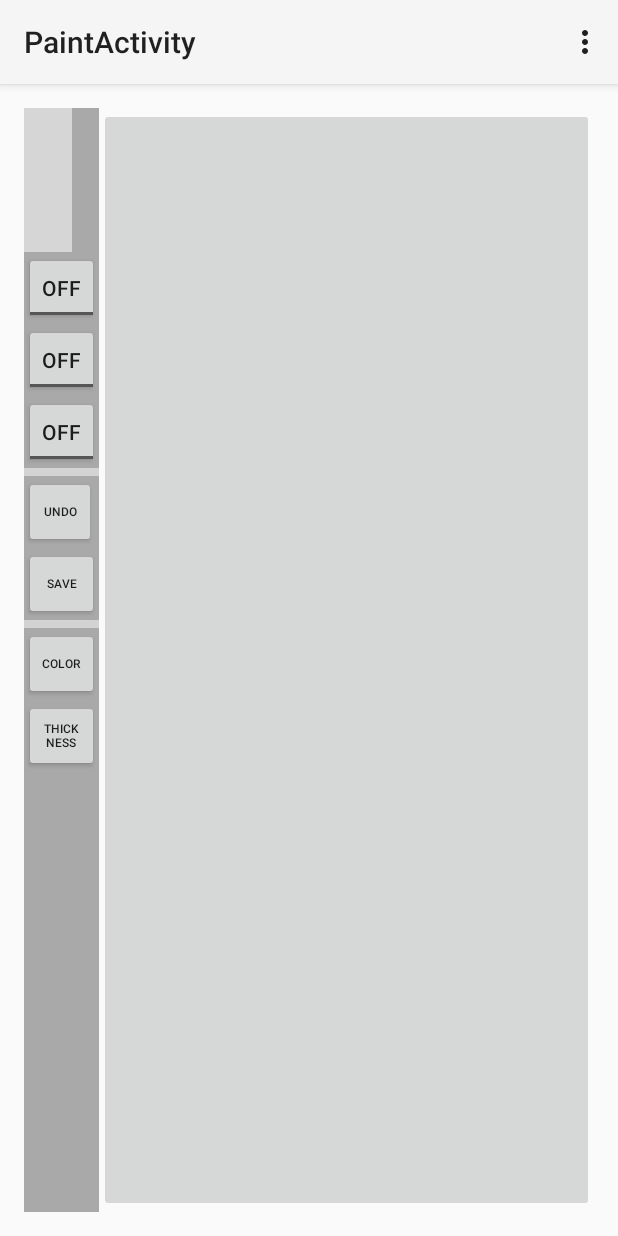
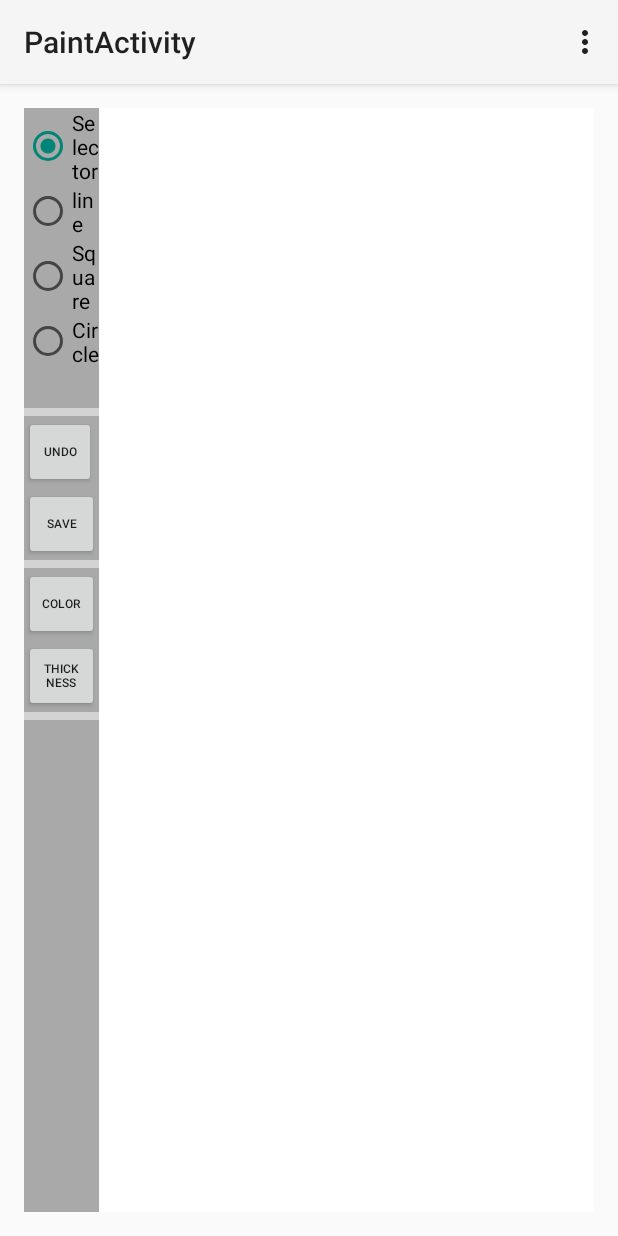
Before and after one commit to CSCI-4020/ProjectPaint, an Android app: the PaintActivity screen opened directly, with no data from a screen before it, on a phone screen of 412 x 824 dp. Run offline under Robolectric (Android 15) with nearby library versions, the phone set to English and light mode, and no system bars; grey boxes are pictures that could not be loaded.

Commit message:
Paint Widgets added

```diff
--- /dev/null
+++ b/app/src/main/java/edu/apsu/csci/projectpaint/PaintView.java
@@ -0,0 +1,47 @@
+package edu.apsu.csci.projectpaint;
+
+import android.content.Context;
+import android.graphics.Canvas;
+import android.graphics.Color;
+import android.graphics.Paint;
+import android.util.AttributeSet;
+import android.view.View;
+
+/**
+ * Created by Frank on 4/1/2016.
+ */
+public class PaintView extends View {
+
+    private Paint backgroundPaint;
+
+    public PaintView(Context context){
+        super(context);
+        setup(null);
+    }
+
+   public PaintView(Context context,AttributeSet attr){
+       super(context,attr);
+       setup(attr);
+
+   }
+
+    public PaintView(Context context,AttributeSet attr,int defStyleAttr){
+        super(context, attr, defStyleAttr);
+        setup(attr);
+
+    }
+
+    private void setup(AttributeSet attr){
+        backgroundPaint = new Paint();
+        backgroundPaint.setColor(Color.WHITE);
+        backgroundPaint.setStyle(Paint.Style.FILL);
+
+    }
+
+    @Override
+    protected void onDraw(Canvas canvas) {
+        super.onDraw(canvas);
+
+        canvas.drawPaint(backgroundPaint);
+    }
+}
--- a/app/src/main/res/layout/activity_paint.xml
+++ b/app/src/main/res/layout/activity_paint.xml
@@ -1,130 +1,149 @@
 <RelativeLayout xmlns:android="http://schemas.android.com/apk/res/android"
-    xmlns:tools="http://schemas.android.com/tools" android:layout_width="match_parent"
-    android:layout_height="match_parent" android:paddingLeft="@dimen/activity_horizontal_margin"
+    xmlns:tools="http://schemas.android.com/tools"
+    android:id="@+id/relativelayout"
+    android:layout_width="match_parent"
+    android:layout_height="match_parent"
+    android:paddingBottom="@dimen/activity_vertical_margin"
+    android:paddingLeft="@dimen/activity_horizontal_margin"
     android:paddingRight="@dimen/activity_horizontal_margin"
     android:paddingTop="@dimen/activity_vertical_margin"
-    android:paddingBottom="@dimen/activity_vertical_margin"
-    tools:context="edu.apsu.csci.projectpaint.PaintActivity"
-    android:id="@+id/relativelayout">
+    tools:context="edu.apsu.csci.projectpaint.PaintActivity">
 
     <View
+        android:id="@+id/view"
         android:layout_width="50dp"
         android:layout_height="fill_parent"
-        android:background="#A9A9A9"
+        android:layout_alignParentStart="true"
         android:layout_alignParentTop="true"
-        android:layout_alignParentStart="true"
-        android:id="@+id/view" />
+        android:background="#A9A9A9" />
+
+    <RadioGroup
+        android:id="@+id/radioGroup"
+        android:layout_width="50dp"
+        android:layout_height="200dp">
+
 
         <RadioButton
+            android:id="@+id/selector_toggleButton"
             android:layout_width="wrap_content"
             android:layout_height="wrap_content"
-        android:text=""
-        android:id="@+id/selector_toggleButton"
+            android:layout_alignEnd="@+id/view"
+            android:layout_alignParentStart="true"
+            android:layout_alignParentTop="true"
             android:checked="true"
-        android:button="@android:color/transparent"
-        android:background="@drawable/selector"
-        android:layout_alignParentTop="true"
-        android:layout_alignEnd="@+id/undo_button"
-        android:layout_marginEnd="16dp" />
+            android:text="Selector" />
 
-    <ToggleButton
+        <RadioButton
+            android:id="@+id/line_toggleButton"
             android:layout_width="wrap_content"
             android:layout_height="wrap_content"
-        android:text="line"
-        android:id="@+id/line_toggleButton"
+            android:layout_alignEnd="@+id/view"
+            android:layout_alignParentStart="true"
             android:layout_below="@+id/selector_toggleButton"
-        android:layout_alignParentStart="true"
-        android:layout_alignEnd="@+id/view"
-        android:checked="false" />
+            android:checked="false"
+            android:text="line" />
 
-    <ToggleButton
+        <RadioButton
+            android:id="@+id/square_toggleButton"
             android:layout_width="wrap_content"
             android:layout_height="wrap_content"
-        android:text="Square"
-        android:id="@+id/square_toggleButton"
+            android:layout_alignEnd="@+id/view"
+            android:layout_alignParentStart="true"
             android:layout_below="@+id/line_toggleButton"
-        android:layout_alignParentStart="true"
-        android:layout_alignEnd="@+id/view"
-        android:checked="false" />
+            android:checked="false"
+            android:text="Square" />
 
-    <ToggleButton
+        <RadioButton
+            android:id="@+id/circle_toggleButton"
             android:layout_width="wrap_content"
             android:layout_height="wrap_content"
-        android:text="Circle"
-        android:id="@+id/circle_toggleButton"
+            android:layout_alignEnd="@+id/view"
+            android:layout_alignParentStart="true"
             android:layout_below="@+id/square_toggleButton"
-        android:layout_alignParentStart="true"
-        android:layout_alignEnd="@+id/view"
-        android:checked="false" />
+            android:checked="false"
+            android:text="Circle" />
+    </RadioGroup>
 
     <View
+        android:id="@+id/view2"
         android:layout_width="50dp"
         android:layout_height="5dp"
-        android:background="#D3D3D3"
 
-        android:layout_below="@+id/circle_toggleButton"
         android:layout_alignEnd="@+id/view"
-        android:id="@+id/view2" />
+        android:layout_below="@+id/radioGroup"
+        android:background="#D3D3D3" />
 
     <Button
+        android:id="@+id/undo_button"
         style="?android:attr/buttonStyleSmall"
         android:layout_width="wrap_content"
         android:layout_height="wrap_content"
+        android:layout_alignParentStart="true"
+        android:layout_below="@+id/view2"
         android:text="Undo"
-        android:id="@+id/undo_button"
-        android:textSize="8dp"
-        android:layout_below="@+id/view2"
-        android:layout_alignParentStart="true" />
+        android:textSize="8dp" />
 
     <Button
+        android:id="@+id/save_button"
         style="?android:attr/buttonStyleSmall"
         android:layout_width="wrap_content"
         android:layout_height="wrap_content"
+        android:layout_alignEnd="@+id/view"
+        android:layout_alignParentStart="true"
+        android:layout_below="@+id/undo_button"
         android:text="SAVE"
-        android:id="@+id/save_button"
-        android:layout_below="@+id/undo_button"
-        android:layout_alignParentStart="true"
-        android:layout_alignEnd="@+id/view"
         android:textSize="8dp" />
+
     <View
+        android:id="@+id/view3"
         android:layout_width="50dp"
         android:layout_height="5dp"
-        android:background="#D3D3D3"
 
 
-        android:id="@+id/view3"
+        android:layout_alignParentStart="true"
         android:layout_below="@+id/save_button"
-        android:layout_alignParentStart="true" />
+        android:background="#D3D3D3" />
 
     <Button
+        android:id="@+id/color_button"
         style="?android:attr/buttonStyleSmall"
         android:layout_width="wrap_content"
         android:layout_height="wrap_content"
+        android:layout_alignEnd="@+id/view"
+        android:layout_alignParentStart="true"
+        android:layout_below="@+id/view3"
         android:text="Color"
-        android:id="@+id/color_button"
-        android:layout_below="@+id/view3"
-        android:layout_alignParentStart="true"
-        android:layout_alignEnd="@+id/view"
         android:textSize="8dp" />
 
     <Button
+        android:id="@+id/thick_button"
         style="?android:attr/buttonStyleSmall"
         android:layout_width="wrap_content"
         android:layout_height="wrap_content"
+        android:layout_alignEnd="@+id/view"
+        android:layout_alignParentStart="true"
+        android:layout_below="@+id/color_button"
         android:text="Thickness"
-        android:id="@+id/thick_button"
-        android:layout_below="@+id/color_button"
-        android:layout_alignParentStart="true"
-        android:layout_alignEnd="@+id/view"
         android:textSize="8dp" />
 
-    <ImageButton
+    <View
+        android:id="@+id/view4"
+        android:layout_width="50dp"
+        android:layout_height="5dp"
+
+
+        android:background="#D3D3D3"
+        android:layout_below="@+id/thick_button"
+        android:layout_toStartOf="@+id/imageButton" />
+
+    <edu.apsu.csci.projectpaint.PaintView
+        android:id="@+id/imageButton"
         android:layout_width="wrap_content"
         android:layout_height="wrap_content"
-        android:id="@+id/imageButton"
-        android:layout_alignTop="@+id/view"
         android:layout_alignParentBottom="true"
         android:layout_alignParentEnd="true"
+        android:layout_alignTop="@+id/view"
         android:layout_toEndOf="@+id/view" />
 
+
 </RelativeLayout>
```
Lines whose indentation alone changed are shown as unchanged.
